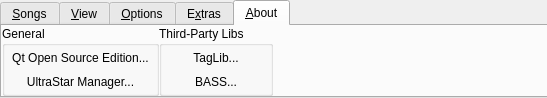
Old version of the form uman/src/ribbon/QURibbonBar.ui in the repository UltraStar-Deluxe/UltraStar-Manager; both pictures show x 0 to 547 and y 0 to 98 of the 1038 by 98 pixel window.
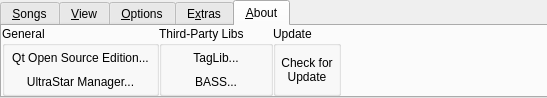
New version of the form. The open tabs and pages were chosen to show the change. Icons and pictures are not drawn.

Commit message: added checkForUpdate functionality

Patch:
```diff
--- a/uman/src/ribbon/QURibbonBar.ui
+++ b/uman/src/ribbon/QURibbonBar.ui
@@ -1875,6 +1875,61 @@
       </layout>
      </widget>
     </item>
+    <item>
+     <widget class="QGroupBox" name="groupBox_13">
+      <property name="title">
+       <string>Update</string>
+      </property>
+      <layout class="QHBoxLayout" name="horizontalLayout_18">
+       <property name="spacing">
+        <number>2</number>
+       </property>
+       <property name="margin">
+        <number>0</number>
+       </property>
+       <item>
+        <layout class="QVBoxLayout" name="verticalLayout_15">
+         <property name="spacing">
+          <number>0</number>
+         </property>
+         <item>
+          <widget class="QToolButton" name="checkForUpdateBtn">
+           <property name="enabled">
+            <bool>true</bool>
+           </property>
+           <property name="sizePolicy">
+            <sizepolicy hsizetype="Preferred" vsizetype="Preferred">
+             <horstretch>0</horstretch>
+             <verstretch>0</verstretch>
+            </sizepolicy>
+           </property>
+           <property name="minimumSize">
+            <size>
+             <width>60</width>
+             <height>0</height>
+            </size>
+           </property>
+           <property name="text">
+            <string>Check for
+Update</string>
+           </property>
+           <property name="icon">
+            <iconset resource="../resources/uman.qrc">
+             <normaloff>:/control/check_for_update.png</normaloff>:/control/check_for_update.png</iconset>
+           </property>
+           <property name="toolButtonStyle">
+            <enum>Qt::ToolButtonTextUnderIcon</enum>
+           </property>
+           <property name="autoRaise">
+            <bool>true</bool>
+           </property>
+          </widget>
+         </item>
+        </layout>
+       </item>
+      </layout>
+     </widget>
+    </item>
     <item>
      <spacer name="horizontalSpacer_5">
       <property name="orientation">
```
The commit also changes 3 other files.
